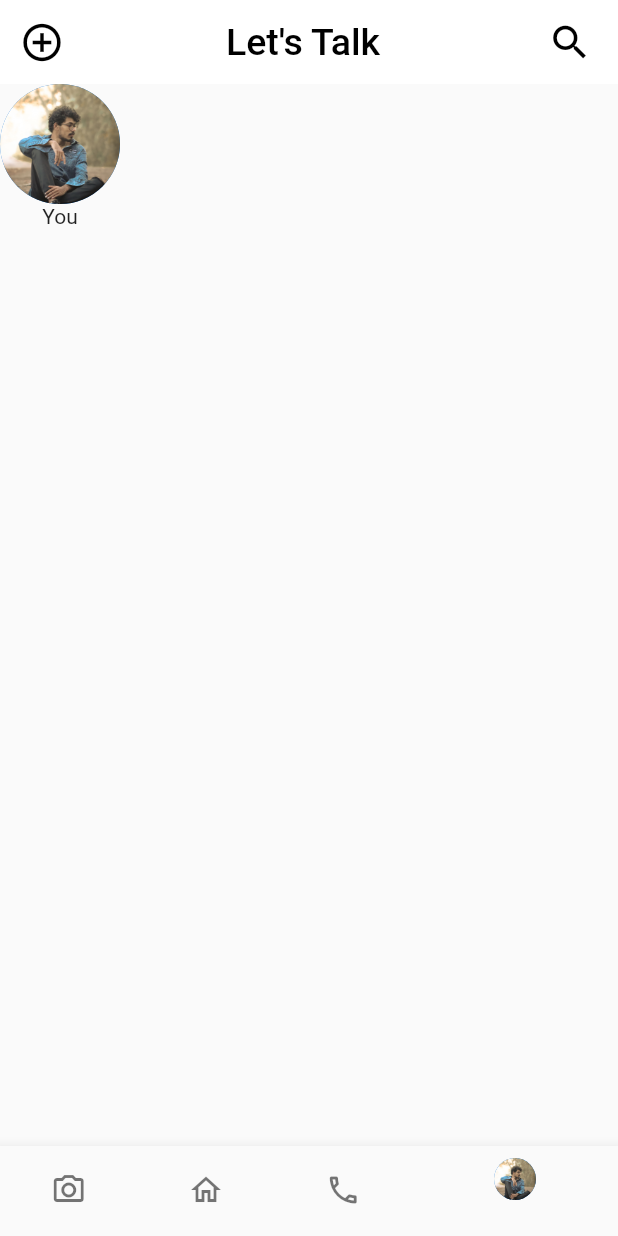
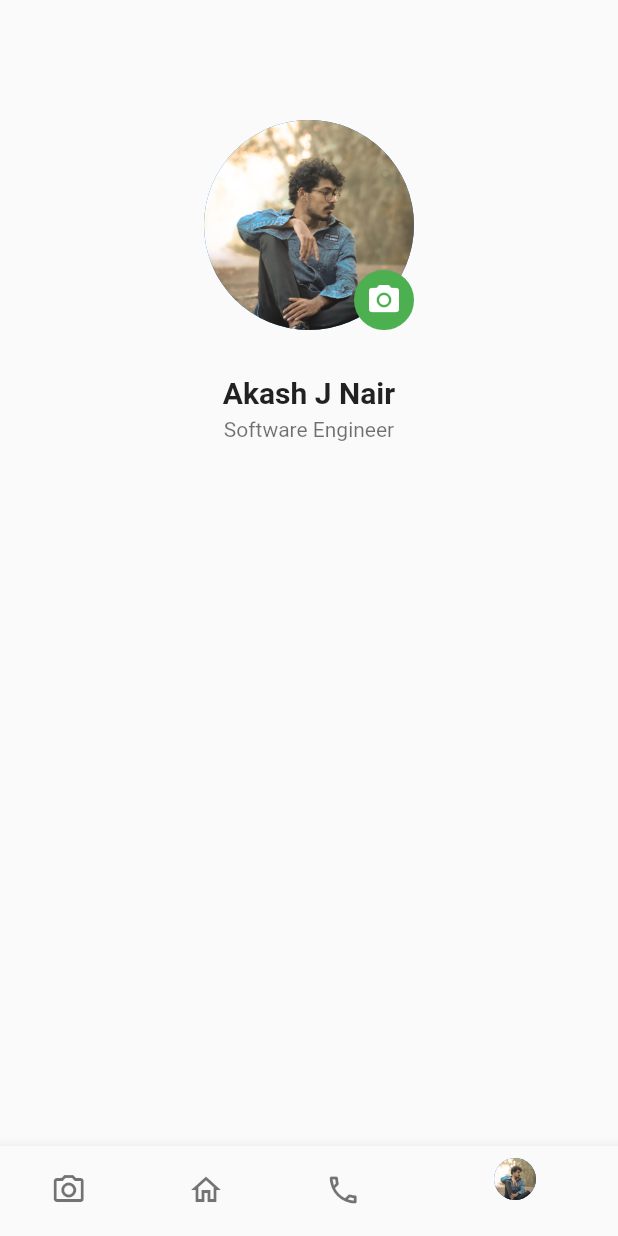
Before and after one commit to Akash701/chat-app, a Flutter app: the screen it shows after launch, item 4 of the bottom bar chosen, on a phone screen of 412 x 824 dp. Run offline on Flutter 3.47's test engine with Material 2 defaults, Android fonts, the phone set to English and light mode, and no system bars.

Commit message:
profile pic added

```diff
--- a/lib/Homepage.dart
+++ b/lib/Homepage.dart
@@ -14,8 +14,14 @@ class _HomeState extends State<Home> {
   @override
   Widget build(BuildContext context) {
     final tabs = [
-      Center(
-        child: Text('Search'),
+      SafeArea(
+        child: Container(
+          child: Center(
+            child: Text(
+              'Search',
+            ),
+          ),
+        ),
       ),
       /////////
       // Search - Home////
@@ -24,14 +30,37 @@ class _HomeState extends State<Home> {
         child: Column(
           crossAxisAlignment: CrossAxisAlignment.start,
           children: [
+            Row(
+              mainAxisAlignment: MainAxisAlignment.spaceBetween,
+              children: [
+                TextButton(
+                  onPressed: () {},
+                  child: Icon(
+                    Icons.search,
+                    size: 30,
+                    color: Colors.black,
+                    // color: Colors.black,
+                  ),
+                ),
                 Center(
                   child: Text(
                     "Let's Talk",
                     style: TextStyle(
                       color: Colors.black,
-                  fontSize: 25,
+                      fontSize: 30,
+                      fontWeight: FontWeight.w500,
                     ),
                   ),
+                ),
+                TextButton(
+                  onPressed: () {},
+                  child: Icon(
+                    Icons.add_circle_outline_outlined,
+                    size: 30,
+                    color: Colors.black,
+                  ),
+                ),
+              ],
             ),
             Status(),
             SizedBox(
@@ -162,37 +191,22 @@ class _HomeState extends State<Home> {
       Profile(),
     ];
     return Scaffold(
-      appBar: AppBar(
-        title: Center(
-          child: Text(
-            "Let's Talk",
-            style: TextStyle(
-              color: Colors.black,
-              fontSize: 25,
-            ),
-          ),
-        ),
-        elevation: 0,
-        backgroundColor: Colors.white,
-        leading: TextButton(
-          onPressed: () {},
-          child: Icon(
-            Icons.add_circle_outline_outlined,
-            size: 30,
-            color: Colors.black,
-          ),
-        ),
-        actions: [
-          TextButton(
-            onPressed: () {},
-            child: Icon(
-              Icons.search,
-              size: 30,
-              color: Colors.black,
-            ),
-          ),
-        ],
-      ),
+      // appBar: AppBar(
+      //   title: Center(
+      //     child: Text(
+      //       "Let's Talk",
+      //       style: TextStyle(
+      //         color: Colors.black,
+      //         fontSize: 25,
+      //       ),
+      //     ),
+      //   ),
+      //   elevation: 0,
+      //   backgroundColor: Colors.white,
+      //   leading: TextButton(
+      //   actions: [
+      //   ],
+      // ),
       body: tabs[_selectedicon],
       bottomNavigationBar: BottomNavigationBar(
         // type: BottomNavigationBarType.fixed,
--- a/lib/profile.dart
+++ b/lib/profile.dart
@@ -1,3 +1,4 @@
+import 'package:flutter/cupertino.dart';
 import 'package:flutter/material.dart';
 
 class Profile extends StatefulWidget {
@@ -11,12 +12,57 @@ class _ProfileState extends State<Profile> {
     return Scaffold(
       body: SafeArea(
         child: Column(
+          mainAxisAlignment: MainAxisAlignment.start,
+          // crossAxisAlignment: CrossAxisAlignment.start,
           children: [
-            CircleAvatar(
-              backgroundImage: AssetImage("images/akash.png"),
-              radius: 40,
+            SizedBox(
+              height: 80,
             ),
-            Text('You'),
+            Center(
+              child: Stack(
+                children: [
+                  CircleAvatar(
+                    backgroundImage: AssetImage("images/akash.png"),
+                    radius: 70,
+                  ),
+                  Container(
+                    height: 40,
+                    width: 40,
+                    decoration: BoxDecoration(
+                        color: Colors.green,
+                        shape: BoxShape.circle,
+                        border: Border.all(
+                          color: Colors.green,
+                        )),
+                    margin: EdgeInsets.only(top: 100, left: 100),
+                    child: Icon(
+                      Icons.camera_alt,
+                      color: Colors.white,
+                    ),
+                  ),
+                ],
+              ),
+            ),
+            SizedBox(
+              height: 30,
+            ),
+            Text(
+              'Akash J Nair',
+              style: TextStyle(
+                fontWeight: FontWeight.bold,
+                fontSize: 20,
+              ),
+            ),
+            SizedBox(
+              height: 5,
+            ),
+            Opacity(
+              opacity: 0.64,
+              child: Text(
+                'Software Engineer',
+                style: TextStyle(),
+              ),
+            )
           ],
         ),
       ),
```
Lines whose indentation alone changed are shown as unchanged.
